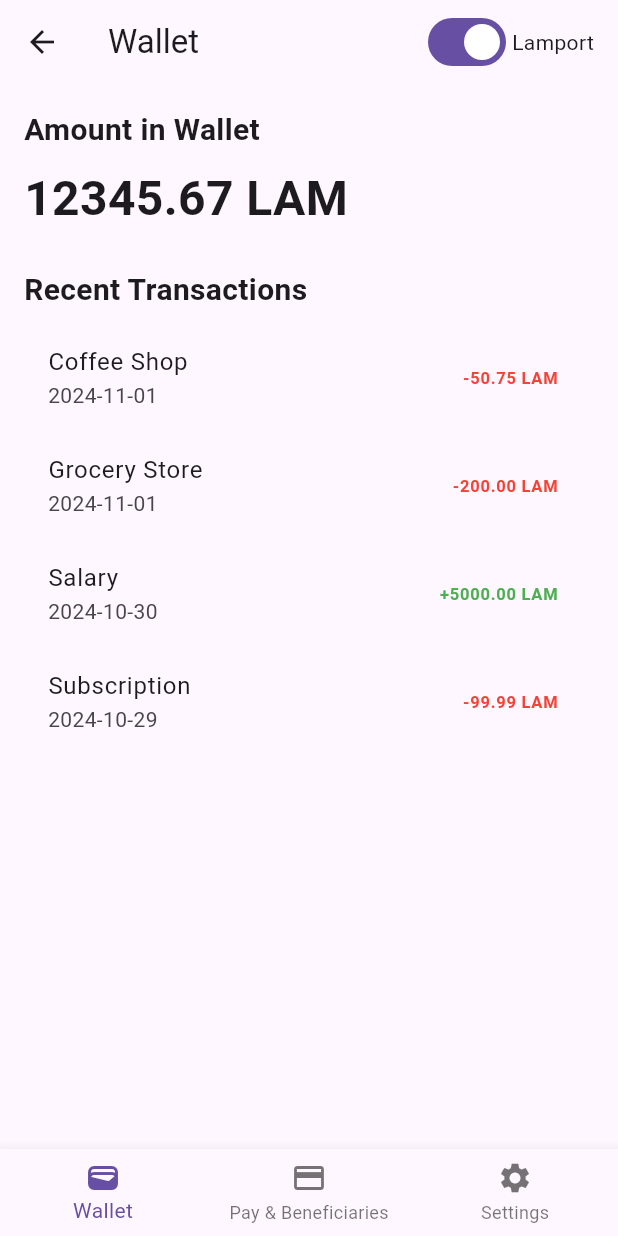
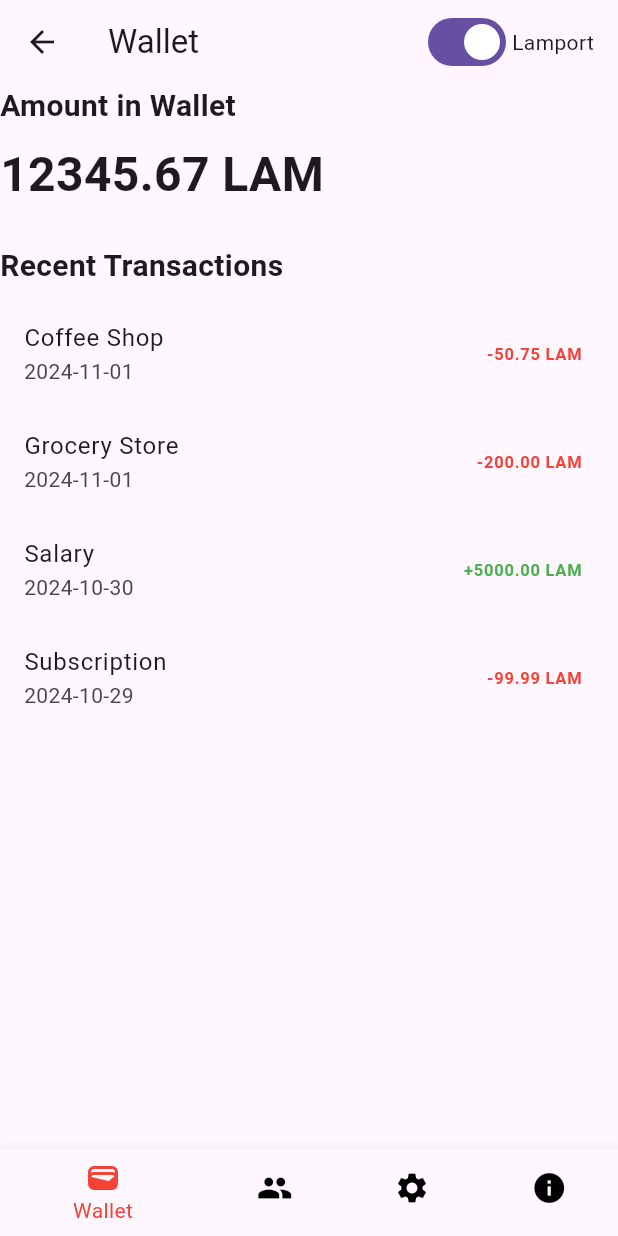
Before and after one commit to ZARPLY/zarply-ce, a Flutter app: the screen it shows after launch, after a tap on "Login", on a phone screen of 412 x 824 dp. Run offline on Flutter 3.47's test engine with Material 3 defaults, Android fonts, the phone set to English and light mode, and no system bars.

Commit message:
chore: auth layout and different navigation menus

```diff
--- a/lib/components/custom_bottom_navigation_bar.dart
+++ /dev/null
@@ -1,25 +0,0 @@
-import 'package:flutter/material.dart';
-
-class CustomBottomNavigationBar extends StatelessWidget {
-  const CustomBottomNavigationBar({super.key});
-
-  @override
-  Widget build(BuildContext context) {
-    return BottomNavigationBar(
-      items: const [
-        BottomNavigationBarItem(
-          icon: Icon(Icons.wallet),
-          label: 'Wallet',
-        ),
-        BottomNavigationBarItem(
-          icon: Icon(Icons.payment),
-          label: 'Pay & Beneficiaries',
-        ),
-        BottomNavigationBarItem(
-          icon: Icon(Icons.settings),
-          label: 'Settings',
-        ),
-      ],
-    );
-  }
-}
--- /dev/null
+++ b/lib/components/mobile_drawer.dart
@@ -0,0 +1,45 @@
+import 'package:flutter/material.dart';
+import 'package:zarply/shared/auth_layout.dart';
+
+class MobileDrawer extends StatelessWidget {
+  final List<AdaptiveScaffoldDestination> destinations;
+  final int currentIndex;
+  final ValueChanged<AdaptiveScaffoldDestination> onNavigationIndexChange;
+  final Widget? main;
+  final List<Widget>? actions;
+  final Widget? title;
+
+  const MobileDrawer(
+      {required this.destinations,
+      required this.currentIndex,
+      required this.main,
+      required this.actions,
+      required this.title,
+      required this.onNavigationIndexChange,
+      super.key});
+
+  @override
+  Widget build(BuildContext context) {
+    return Scaffold(
+      body: main,
+      appBar: AppBar(
+        title: title,
+        actions: actions,
+      ),
+      bottomNavigationBar: BottomNavigationBar(
+        items: [
+          ...destinations.map(
+            (d) => BottomNavigationBarItem(
+              icon: Icon(d.icon),
+              label: d.title,
+            ),
+          ),
+        ],
+        currentIndex: currentIndex,
+        selectedItemColor: Colors.red,
+        unselectedItemColor: Colors.black,
+        onTap: (index) => onNavigationIndexChange(destinations[index]),
+      ),
+    );
+  }
+}
--- a/lib/pages/wallet.dart
+++ b/lib/pages/wallet.dart
@@ -1,6 +1,5 @@
 import 'package:flutter/material.dart';
-import 'package:zarply/components/custom_bottom_navigation_bar.dart';
-import 'package:zarply/components/navigator_drawer.dart';
+import 'package:zarply/shared/auth_layout.dart';
 
 class WalletScreen extends StatefulWidget {
   const WalletScreen({super.key});
@@ -10,8 +9,8 @@ class WalletScreen extends StatefulWidget {
 }
 
 class _WalletScreenState extends State<WalletScreen> {
-  bool isLamport = true; // Toggle state
-  double walletAmount = 12345.67; // Example wallet amount
+  bool isLamport = true;
+  double walletAmount = 12345.67;
   List<Map<String, dynamic>> transactions = [
     {"date": "2024-11-01", "description": "Coffee Shop", "amount": -50.75},
     {"date": "2024-11-01", "description": "Grocery Store", "amount": -200.00},
@@ -21,12 +20,8 @@ class _WalletScreenState extends State<WalletScreen> {
 
   @override
   Widget build(BuildContext context) {
-    return LayoutBuilder(builder: (context, constraints) {
-      bool isDesktop = constraints.maxWidth >= 600;
-
-      return Scaffold(
-        appBar: AppBar(
-          title: const Text('Wallet'),
+    return AuthLayout(
+      title: const Text("Wallet"),
       actions: [
         Switch(
           value: isLamport,
@@ -41,9 +36,7 @@ class _WalletScreenState extends State<WalletScreen> {
           child: Center(child: Text(isLamport ? "Lamport" : "Rand")),
         ),
       ],
-        ),
-        body: Padding(
-          padding: const EdgeInsets.all(16.0),
+      body: Center(
         child: Column(
           crossAxisAlignment: CrossAxisAlignment.start,
           children: [
@@ -56,8 +49,7 @@ class _WalletScreenState extends State<WalletScreen> {
               isLamport
                   ? '${walletAmount.toStringAsFixed(2)} LAM'
                   : 'R ${(walletAmount * 1.5).toStringAsFixed(2)}', // Example conversion rate
-                style:
-                    const TextStyle(fontSize: 32, fontWeight: FontWeight.bold),
+              style: const TextStyle(fontSize: 32, fontWeight: FontWeight.bold),
             ),
             const SizedBox(height: 24),
             const Text(
@@ -65,7 +57,10 @@ class _WalletScreenState extends State<WalletScreen> {
               style: TextStyle(fontSize: 20, fontWeight: FontWeight.bold),
             ),
             const SizedBox(height: 8),
-              Expanded(
+            Flexible(
+              child: SizedBox(
+                width: 600,
+                height: 600,
                 child: ListView.builder(
                   itemCount: transactions.length,
                   itemBuilder: (context, index) {
@@ -86,13 +81,10 @@ class _WalletScreenState extends State<WalletScreen> {
                   },
                 ),
               ),
+            ),
           ],
         ),
       ),
-        drawer: isDesktop ? const NavigatorDrawer() : null,
-        bottomNavigationBar:
-            isDesktop ? null : const CustomBottomNavigationBar(),
     );
-    });
   }
 }
--- /dev/null
+++ b/lib/shared/auth_layout.dart
@@ -0,0 +1,100 @@
+import 'package:flutter/material.dart';
+import 'package:zarply/components/desktop_drawer.dart';
+import 'package:zarply/components/mobile_drawer.dart';
+import 'package:zarply/components/tablet_drawer.dart';
+
+bool _isLargeScreen(BuildContext context) {
+  return MediaQuery.of(context).size.width > 960.0;
+}
+
+bool _isMediumScreen(BuildContext context) {
+  return MediaQuery.of(context).size.width > 640.0;
+}
+
+/// See bottomNavigationBarItem or NavigationRailDestination
+class AdaptiveScaffoldDestination {
+  final String title;
+  final IconData icon;
+
+  const AdaptiveScaffoldDestination({
+    required this.title,
+    required this.icon,
+  });
+}
+
+class AuthLayout extends StatefulWidget {
+  final Widget? title;
+  final List<Widget> actions;
+  final Widget? body;
+  final ValueChanged<int>? onNavigationIndexChange;
+  final FloatingActionButton? floatingActionButton;
+
+  const AuthLayout({
+    this.title,
+    this.body,
+    this.actions = const [],
+    this.onNavigationIndexChange,
+    this.floatingActionButton,
+    super.key,
+  });
+
+  @override
+  State<AuthLayout> createState() => _AuthLayoutState();
+}
+
+class _AuthLayoutState extends State<AuthLayout> {
+  final List<AdaptiveScaffoldDestination> destinations = [
+    const AdaptiveScaffoldDestination(title: 'Wallet', icon: Icons.wallet),
+    const AdaptiveScaffoldDestination(
+        title: 'Beneficiaries', icon: Icons.people),
+    const AdaptiveScaffoldDestination(title: 'Settings', icon: Icons.settings),
+    const AdaptiveScaffoldDestination(title: 'About', icon: Icons.info),
+  ];
+  int currentIndex = 0;
+
+  @override
+  Widget build(BuildContext context) {
+    if (_isLargeScreen(context)) {
+      return DesktopDrawer(
+        destinations: destinations,
+        title: widget.title,
+        currentIndex: currentIndex,
+        onNavigationIndexChange: _destinationTapped,
+        main: Expanded(
+          child: Scaffold(
+            body: widget.body,
+            floatingActionButton: widget.floatingActionButton,
+          ),
+        ),
+      );
+    }
+
+    if (_isMediumScreen(context)) {
+      return TabletDrawer(
+          destinations: destinations,
+          title: widget.title,
+          currentIndex: currentIndex,
+          onNavigationIndexChange: _destinationTapped,
+          main: Expanded(
+            child: widget.body!,
+          ));
+    }
+
+    return MobileDrawer(
+        destinations: destinations,
+        currentIndex: currentIndex,
+        main: widget.body,
+        onNavigationIndexChange: _destinationTapped,
+        actions: widget.actions,
+        title: widget.title);
+  }
+
+  void _destinationTapped(AdaptiveScaffoldDestination destination) {
+    var idx = destinations.indexOf(destination);
+    if (idx != currentIndex) {
+      setState(() {
+        currentIndex = idx;
+      });
+    }
+  }
+}
```
Also changed, not shown: lib/components/desktop_drawer.dart (added, +50 -0 lines), lib/components/navigator_drawer.dart (deleted, +0 -63 lines), lib/components/tablet_drawer.dart (added, +47 -0 lines), lib/pages/restore_wallet.dart (+5 -15 lines). Lines whose indentation alone changed are shown as unchanged.
